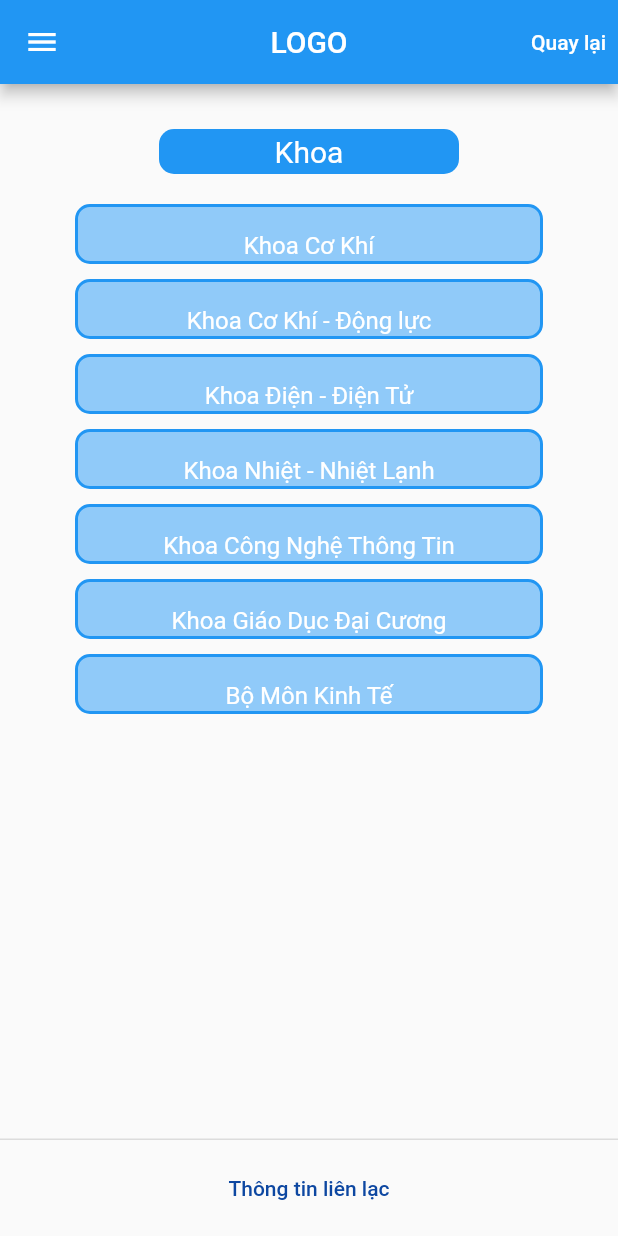
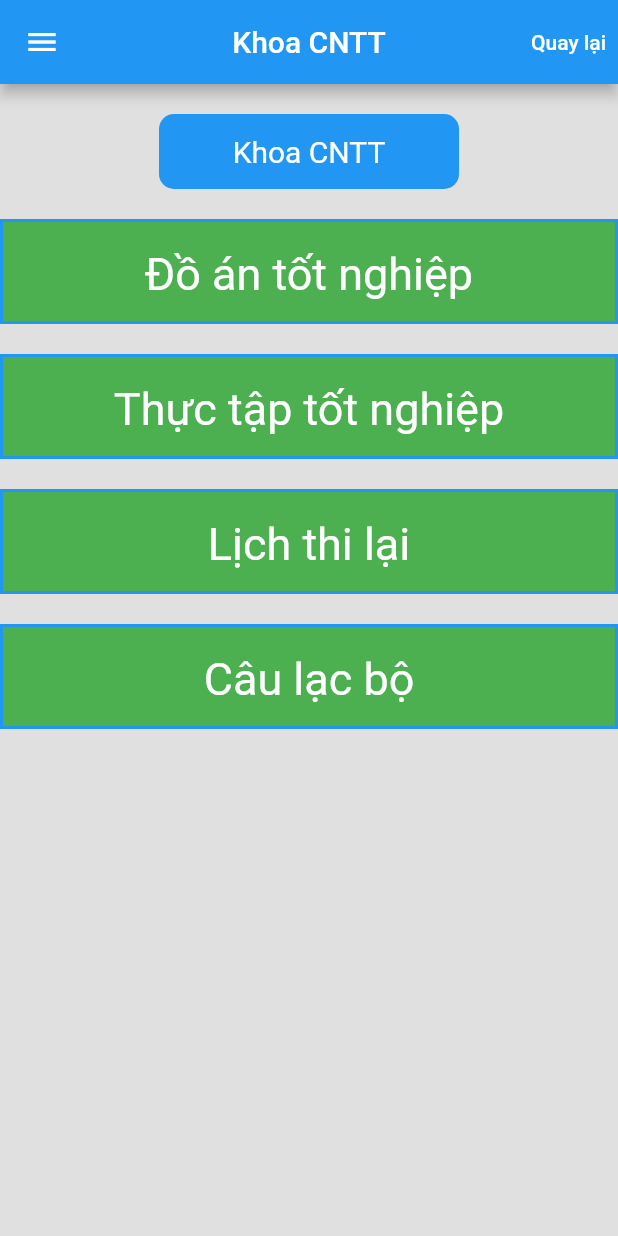
Before and after one commit to NguyenMinhDuc217/studentinformationmanagement, a Flutter app: the DepartmentPage screen opened directly, on a phone screen of 412 x 824 dp. Run offline on Flutter 3.47's test engine with Material 2 defaults, Android fonts, the light colour scheme and no system bars; our stand-ins replace firebase_core, firebase_database; accounts and stored records are empty.

Commit message:
giao dien khoa cntt

```diff
--- a/lib/department.dart
+++ b/lib/department.dart
@@ -14,168 +14,119 @@ class _DepartmentPageState extends State<DepartmentPage> {
     Widget _menu = MenuPage();
     Widget _post = Container(
       width: 200,
-      height: 30,
+      height: 50,
       decoration: BoxDecoration(
         borderRadius: BorderRadius.circular(10),
         color: Colors.blue,
       ),
       alignment: Alignment.center,
-      margin: EdgeInsets.only(top: 30, bottom: 20),
-      child: Text('Khoa',
+      margin: EdgeInsets.only(top: 20, bottom: 20),
+      child: Text('Khoa CNTT',
           style: TextStyle(fontSize: 20, color: Colors.white)),
     );
     Widget _listpost = Container(
-      margin: EdgeInsets.only(left: 50, right: 50),
+      // margin: EdgeInsets.only(left: 50, right: 50),
       height: 500,
       child: ListView(children: [
         Container(
-          margin: EdgeInsets.only(bottom: 10),
-          height: 40,
+          margin: EdgeInsets.only(bottom: 20),
+          height: 70,
           decoration: BoxDecoration(
-            color: Colors.blue[200],
+            color: Colors.green,
             border: Border.all(
               width: 2.0,
               color: Colors.blue,
             ),
-            borderRadius: BorderRadius.circular(10),
+            // borderRadius: BorderRadius.circular(10),
           ),
           child: ListTile(
             title: Container(
               alignment: Alignment.center,
               margin: EdgeInsets.only(bottom: 5),
-              child: Text('Khoa Cơ Khí', style: TextStyle(color: Colors.white)),
+              child: Container(
+                alignment: Alignment.center,
+                child: Text('Đồ án tốt nghiệp', style: TextStyle(color: Colors.white, fontSize: 30)),
+              ),
             ),
             onTap: () {},
           ),
         ),
         Container(
-          margin: EdgeInsets.only(bottom: 10),
-          height: 40,
+          margin: EdgeInsets.only(bottom: 20),
+          height: 70,
           decoration: BoxDecoration(
-            color: Colors.blue[200],
+            color: Colors.green,
             border: Border.all(
               width: 2.0,
               color: Colors.blue,
             ),
-            borderRadius: BorderRadius.circular(10),
+            // borderRadius: BorderRadius.circular(10),
           ),
           child: ListTile(
             title: Container(
               alignment: Alignment.center,
               margin: EdgeInsets.only(bottom: 5),
-              child: Text('Khoa Cơ Khí - Động lực', style: TextStyle(color: Colors.white)),
+              child: Container(
+                alignment: Alignment.center,
+                child: Text('Thực tập tốt nghiệp', style: TextStyle(color: Colors.white, fontSize: 30)),
+              ),
             ),
             onTap: () {},
           ),
         ),
         Container(
-          margin: EdgeInsets.only(bottom: 10),
-          height: 40,
+          margin: EdgeInsets.only(bottom: 20),
+          height: 70,
           decoration: BoxDecoration(
-            color: Colors.blue[200],
+            color: Colors.green,
             border: Border.all(
               width: 2.0,
               color: Colors.blue,
             ),
-            borderRadius: BorderRadius.circular(10),
+            // borderRadius: BorderRadius.circular(10),
           ),
           child: ListTile(
             title: Container(
               alignment: Alignment.center,
               margin: EdgeInsets.only(bottom: 5),
-              child: Text('Khoa Điện - Điện Tử', style: TextStyle(color: Colors.white)),
+              child: Container(
+                alignment: Alignment.center,
+                child: Text('Lịch thi lại', style: TextStyle(color: Colors.white, fontSize: 30)),
+              ),
             ),
             onTap: () {},
           ),
         ),
         Container(
-          margin: EdgeInsets.only(bottom: 10),
-          height: 40,
+          margin: EdgeInsets.only(bottom: 20),
+          height: 70,
           decoration: BoxDecoration(
-            color: Colors.blue[200],
+            color: Colors.green,
             border: Border.all(
               width: 2.0,
               color: Colors.blue,
             ),
-            borderRadius: BorderRadius.circular(10),
+            // borderRadius: BorderRadius.circular(10),
           ),
           child: ListTile(
             title: Container(
               alignment: Alignment.center,
               margin: EdgeInsets.only(bottom: 5),
-              child: Text('Khoa Nhiệt - Nhiệt Lạnh', style: TextStyle(color: Colors.white)),
+              child: Container(
+                alignment: Alignment.center,
+                child: Text('Câu lạc bộ', style: TextStyle(color: Colors.white, fontSize: 30)),
+              ),
             ),
             onTap: () {},
           ),
         ),
-        Container(
-          margin: EdgeInsets.only(bottom: 10),
-          height: 40,
-          decoration: BoxDecoration(
-            color: Colors.blue[200],
-            border: Border.all(
-              width: 2.0,
-              color: Colors.blue,
-            ),
-            borderRadius: BorderRadius.circular(10),
-          ),
-          child: ListTile(
-            title: Container(
-              alignment: Alignment.center,
-              margin: EdgeInsets.only(bottom: 5),
-              child: Text('Khoa Công Nghệ Thông Tin', style: TextStyle(color: Colors.white)),
-            ),
-            onTap: () {},
-          ),
-        ),
-        Container(
-          margin: EdgeInsets.only(bottom: 10),
-          height: 40,
-          decoration: BoxDecoration(
-            color: Colors.blue[200],
-            border: Border.all(
-              width: 2.0,
-              color: Colors.blue,
-            ),
-            borderRadius: BorderRadius.circular(10),
-          ),
-          child: ListTile(
-            title: Container(
-              alignment: Alignment.center,
-              margin: EdgeInsets.only(bottom: 5),
-              child: Text('Khoa Giáo Dục Đại Cương', style: TextStyle(color: Colors.white)),
-            ),
-            onTap: () {},
-          ),
-        ),
-        Container(
-          margin: EdgeInsets.only(bottom: 10),
-          height: 40,
-          decoration: BoxDecoration(
-            color: Colors.blue[200],
-            border: Border.all(
-              width: 2.0,
-              color: Colors.blue,
-            ),
-            borderRadius: BorderRadius.circular(10),
-          ),
-          child: ListTile(
-            title: Container(
-              alignment: Alignment.center,
-              margin: EdgeInsets.only(bottom: 5),
-              child: Text('Bộ Môn Kinh Tế', style: TextStyle(color: Colors.white)),
-            ),
-            onTap: () {},
-          ),
-        ),
-      ]
-      ),
-    );
+      ]));
     return Scaffold(
+      backgroundColor: Colors.grey[300],
       drawer: _menu,
       appBar: AppBar(
         centerTitle: true,
-        title: Text('LOGO'),
+        title: Text('Khoa CNTT'),
         actions: [
           TextButton(
             onPressed: (){
@@ -200,21 +151,21 @@ class _DepartmentPageState extends State<DepartmentPage> {
       //     ],
       //   ),
       // ),
-      persistentFooterButtons: [
-        Container(
-          width: 900,
-          child: TextButton(
-            style: ButtonStyle(
-              foregroundColor: MaterialStateProperty.all<Color>(Colors.blue),
-            ),
-            onPressed: () {},
-            child: Text(
-              'Thông tin liên lạc',
-              style: TextStyle(color: Colors.blue[900]),
-            ),
-          ),
-        )
-      ],
+      // persistentFooterButtons: [
+      //   Container(
+      //     width: 900,
+      //     child: TextButton(
+      //       style: ButtonStyle(
+      //         foregroundColor: MaterialStateProperty.all<Color>(Colors.blue),
+      //       ),
+      //       onPressed: () {},
+      //       child: Text(
+      //         'Thông tin liên lạc',
+      //         style: TextStyle(color: Colors.blue[900]),
+      //       ),
+      //     ),
+      //   )
+      // ],
     );
   }
 }
--- a/lib/menu.dart
+++ b/lib/menu.dart
@@ -53,13 +53,6 @@ class _MenuPagePageState extends State<MenuPage> {
             ),
           ),
           ListTile(
-            title: const Text('Tìm kiếm'),
-            onTap: () {
-              Navigator.push(context,
-                  MaterialPageRoute(builder: (context) => SearchPage()));
-            },
-          ),
-          ListTile(
             title: const Text('Khoa Công Nghệ Thông Tin'),
             onTap: () {
               Navigator.push(context,
--- a/lib/post.dart
+++ b/lib/post.dart
@@ -177,7 +177,7 @@ Future<int> countPost() async {
                 ),
                 onTap: () {
                   // print(_lstfindpost[index]["id"]);
-                  // Navigator.push(context, MaterialPageRoute(builder: (context) => DetailPostPage(postId: _lstfindpost[index]["id"].toString())));
+                  // Navigator.push(context, MaterialPageRoute(builder: (context) => DetailPostPage(postId: _lstfindpost[index].id.toString())));
                   Navigator.push(context, MaterialPageRoute(builder: (context) => DetailPostPage()));
                 },
               ),
```
